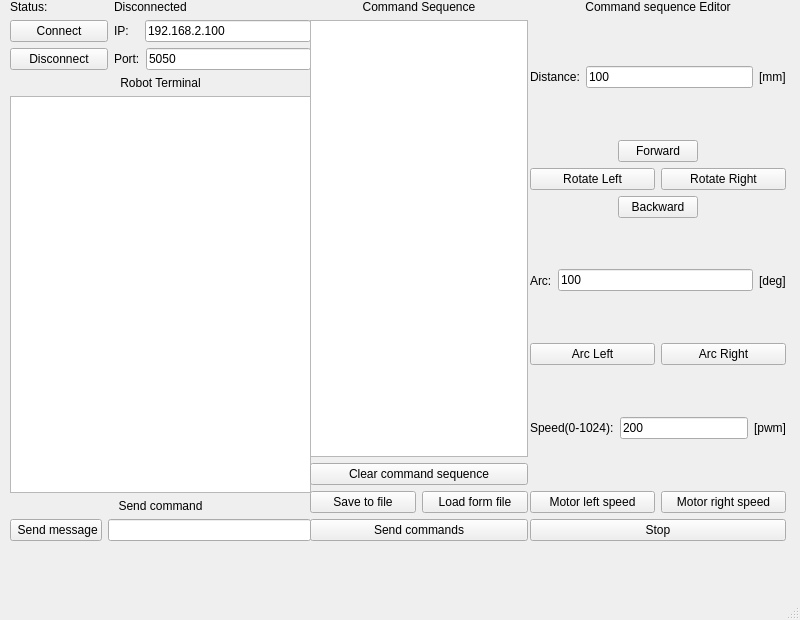
The window that WheelRobotComm/WheelRobotComm/mainwindow.ui (Kierin123/WheelRobot_project) describes before a commit, drawn with Qt 5.
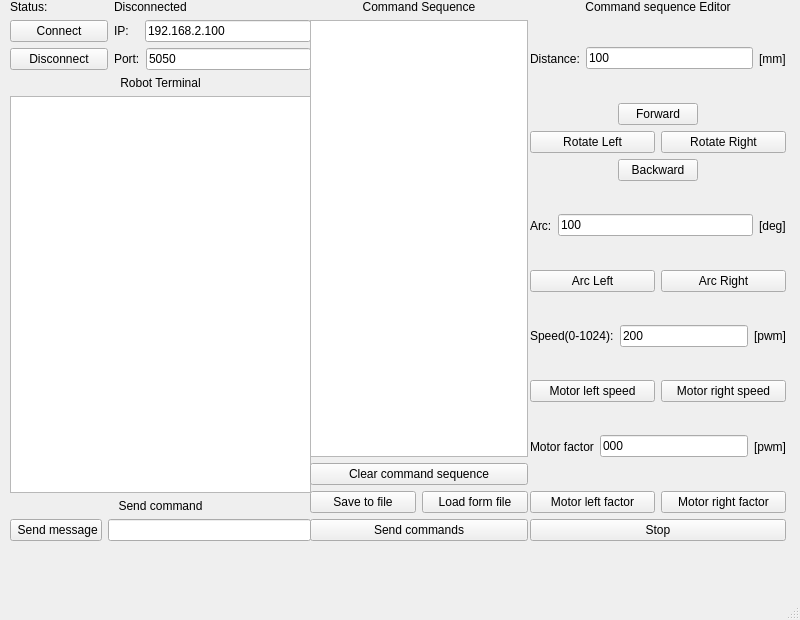
The same window after the commit.

```diff
--- a/WheelRobotComm/WheelRobotComm/mainwindow.ui
+++ b/WheelRobotComm/WheelRobotComm/mainwindow.ui
@@ -417,6 +417,52 @@
        </item>
       </layout>
      </item>
+     <item>
+      <layout class="QHBoxLayout" name="horizontalLayout_17">
+       <item>
+        <widget class="QLabel" name="label_11">
+         <property name="text">
+          <string>Motor factor</string>
+         </property>
+        </widget>
+       </item>
+       <item>
+        <widget class="QLineEdit" name="lineEditFactor">
+         <property name="text">
+          <string>000</string>
+         </property>
+         <property name="maxLength">
+          <number>3</number>
+         </property>
+        </widget>
+       </item>
+       <item>
+        <widget class="QLabel" name="label_12">
+         <property name="text">
+          <string>[pwm]</string>
+         </property>
+        </widget>
+       </item>
+      </layout>
+     </item>
+     <item>
+      <layout class="QHBoxLayout" name="horizontalLayout_15">
+       <item>
+        <widget class="QPushButton" name="pushButtonMotorLeftFactor">
+         <property name="text">
+          <string>Motor left factor</string>
+         </property>
+        </widget>
+       </item>
+       <item>
+        <widget class="QPushButton" name="pushButtonMotorRightFactor">
+         <property name="text">
+          <string>Motor right factor</string>
+         </property>
+        </widget>
+       </item>
+      </layout>
+     </item>
      <item>
       <layout class="QHBoxLayout" name="horizontalLayout_12">
        <item>
```
